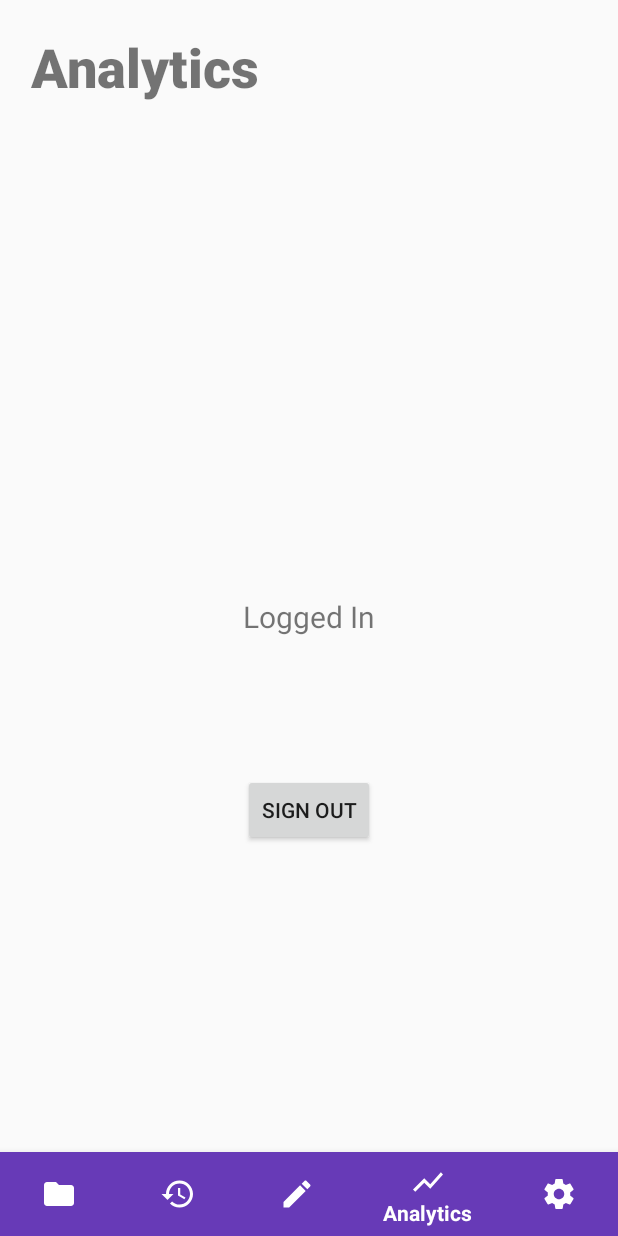
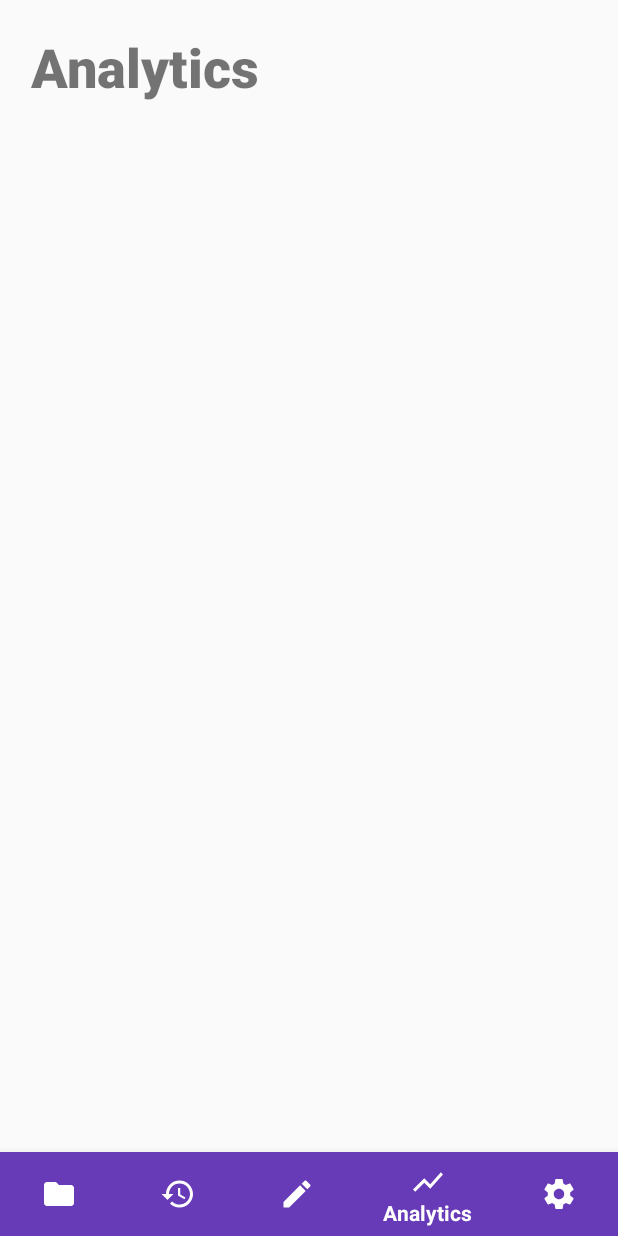
Before and after one commit to kjbrawner22/MyFair, an Android app: the MainActivity screen opened directly, with no data from a screen before it, item 4 of the bottom bar chosen, on a phone screen of 412 x 824 dp. Run offline under Robolectric (Android 15) with nearby library versions, the phone set to English and light mode, and no system bars; our stand-ins replace Firebase (no records; nobody signed in at launch, a user with empty details on screens opened directly); 2 statements that could not run were skipped.

Commit message:
removed sign out and text view on main activity

```diff
--- a/android/app/src/main/java/com/example/myfair/MainActivity.java
+++ b/android/app/src/main/java/com/example/myfair/MainActivity.java
@@ -57,7 +57,6 @@ public class MainActivity extends AppCompatActivity implements
                 case R.id.navigation_collections:
                     switchToFragment(fragmentCollections);
                     return true;
-
                 case R.id.navigation_create:
                     switchToFragment(fragmentCreate);
                     return true;
--- a/android/app/src/main/res/layout/activity_main.xml
+++ b/android/app/src/main/res/layout/activity_main.xml
@@ -4,36 +4,8 @@
     xmlns:tools="http://schemas.android.com/tools"
     android:layout_width="match_parent"
     android:layout_height="match_parent"
-    tools:context=".MainActivity">
-
-    <TextView
-        android:id="@+id/textView"
-        android:layout_width="wrap_content"
-        android:layout_height="wrap_content"
-        android:layout_marginStart="176dp"
-        android:layout_marginTop="355dp"
-        android:layout_marginEnd="176dp"
-        android:layout_marginBottom="357dp"
-        android:text="Logged In"
-        android:textSize="20sp"
-        app:layout_constraintBottom_toBottomOf="parent"
-        app:layout_constraintEnd_toEndOf="parent"
-        app:layout_constraintStart_toStartOf="parent"
-        app:layout_constraintTop_toTopOf="parent" />
-
-    <Button
-        android:id="@+id/btnSignOut"
-        android:layout_width="wrap_content"
-        android:layout_height="wrap_content"
-        android:layout_marginStart="161dp"
-        android:layout_marginTop="68dp"
-        android:layout_marginEnd="162dp"
-        android:layout_marginBottom="237dp"
-        android:text="Sign Out"
-        app:layout_constraintBottom_toBottomOf="parent"
-        app:layout_constraintEnd_toEndOf="parent"
-        app:layout_constraintStart_toStartOf="parent"
-        app:layout_constraintTop_toBottomOf="@+id/textView" />
+    tools:context=".MainActivity"
+    style="@style/AppThemeActionBar">
 
     <FrameLayout
         android:id="@+id/fragmentLayout"
--- a/android/app/src/main/res/values/styles.xml
+++ b/android/app/src/main/res/values/styles.xml
@@ -8,4 +8,10 @@
         <item name="colorAccent">@color/colorAccent</item>
     </style>
 
+    <style name="AppThemeActionBar" parent="Theme.AppCompat.Light.DarkActionBar">
+        <item name="colorPrimary">@color/colorPrimary</item>
+        <item name="colorPrimaryDark">@color/colorPrimaryDark</item>
+        <item name="colorAccent">@color/colorAccent</item>
+    </style>
+
 </resources>
```
